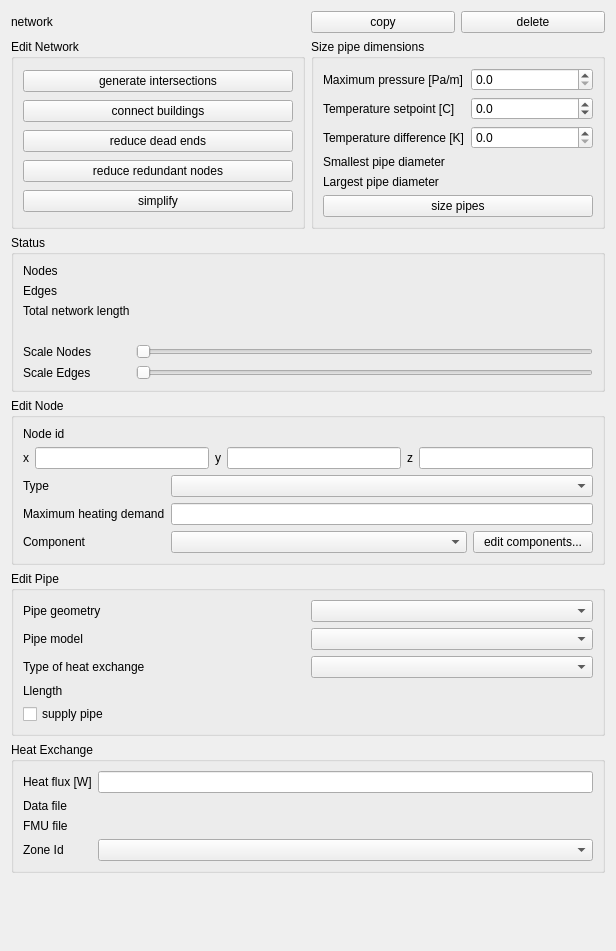
Qt form SIM-VICUS/src/SVPropNetworkEditWidget.ui (ghorwin/SIM-VICUS) before a commit.
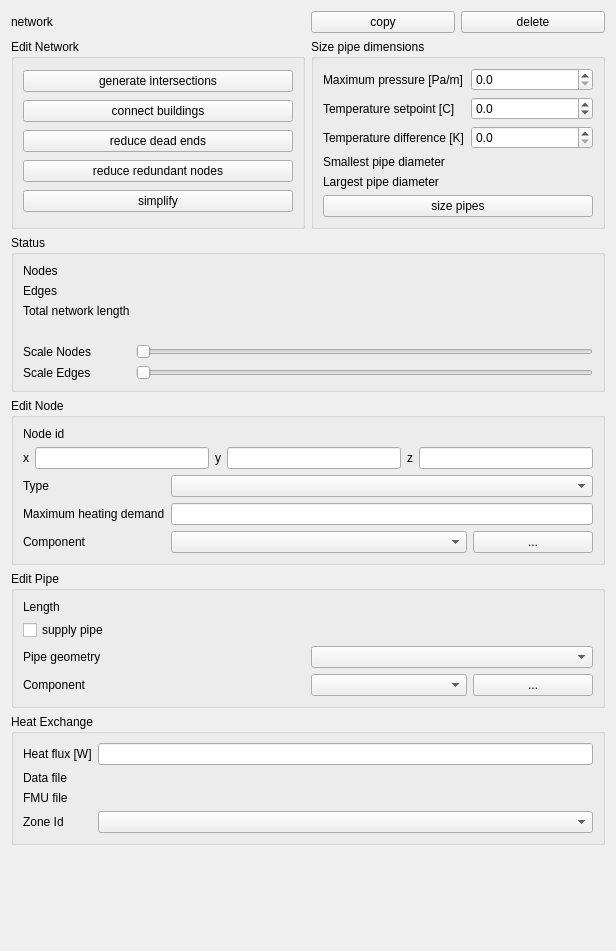
The same form after that commit. Custom widgets are drawn as their Qt base class.

Commit message: catching modifications of object selection in the property widget (just started)

Patch:
```diff
--- a/SIM-VICUS/src/SVPropNetworkEditWidget.ui
+++ b/SIM-VICUS/src/SVPropNetworkEditWidget.ui
@@ -392,12 +392,12 @@
        </widget>
       </item>
       <item row="4" column="1">
-       <layout class="QHBoxLayout" name="horizontalLayout_4">
+       <layout class="QHBoxLayout" name="horizontalLayout_5">
         <item>
          <widget class="QComboBox" name="comboBoxComponent"/>
         </item>
         <item>
-         <widget class="QPushButton" name="pushButtonEditComponents">
+         <widget class="QPushButton" name="pushButtonEditNodeComponents">
           <property name="maximumSize">
            <size>
             <width>120</width>
@@ -405,7 +405,7 @@
            </size>
           </property>
           <property name="text">
-           <string>edit components...</string>
+           <string>...</string>
           </property>
          </widget>
         </item>
@@ -420,56 +420,63 @@
       <string>Edit Pipe</string>
      </property>
      <layout class="QGridLayout" name="gridLayout">
-      <item row="1" column="1">
-       <widget class="QComboBox" name="comboBoxPipeDB"/>
-      </item>
-      <item row="5" column="1">
-       <widget class="QLabel" name="labelPipeLength">
-        <property name="text">
-         <string/>
-        </property>
-       </widget>
-      </item>
-      <item row="1" column="0">
+      <item row="2" column="0">
        <widget class="QLabel" name="label_16">
         <property name="text">
          <string>Pipe geometry</string>
         </property>
        </widget>
       </item>
-      <item row="5" column="0">
+      <item row="0" column="0">
        <widget class="QLabel" name="label_11">
         <property name="text">
-         <string>Llength</string>
+         <string>Length</string>
         </property>
        </widget>
       </item>
-      <item row="2" column="0">
+      <item row="2" column="1">
+       <widget class="QComboBox" name="comboBoxPipeDB"/>
+      </item>
+      <item row="3" column="0">
        <widget class="QLabel" name="label_6">
         <property name="text">
-         <string>Pipe model</string>
+         <string>Component</string>
         </property>
        </widget>
       </item>
-      <item row="6" column="0">
+      <item row="0" column="1">
+       <widget class="QLabel" name="labelPipeLength">
+        <property name="text">
+         <string/>
+        </property>
+       </widget>
+      </item>
+      <item row="1" column="0">
        <widget class="QCheckBox" name="checkBoxSupplyPipe">
         <property name="text">
          <string>supply pipe</string>
         </property>
        </widget>
       </item>
-      <item row="2" column="1">
-       <widget class="QComboBox" name="comboBoxPipeModel"/>
-      </item>
-      <item row="4" column="0">
-       <widget class="QLabel" name="label_22">
-        <property name="text">
-         <string>Type of heat exchange</string>
-        </property>
-       </widget>
-      </item>
-      <item row="4" column="1">
-       <widget class="QComboBox" name="comboBoxHeatExchangeType"/>
+      <item row="3" column="1">
+       <layout class="QHBoxLayout" name="horizontalLayout_4">
+        <item>
+         <widget class="QComboBox" name="comboBoxEdgeComponent"/>
+        </item>
+        <item>
+         <widget class="QPushButton" name="pushButtonEditEdgeComponents">
+          <property name="maximumSize">
+           <size>
+            <width>120</width>
+            <height>16777215</height>
+           </size>
+          </property>
+          <property name="text">
+           <string>...</string>
+          </property>
+         </widget>
+        </item>
+       </layout>
       </item>
      </layout>
     </widget>
```
Left out of the diff: 2 changed lines with no effect on the pictures. The commit also changes 3 other files.
